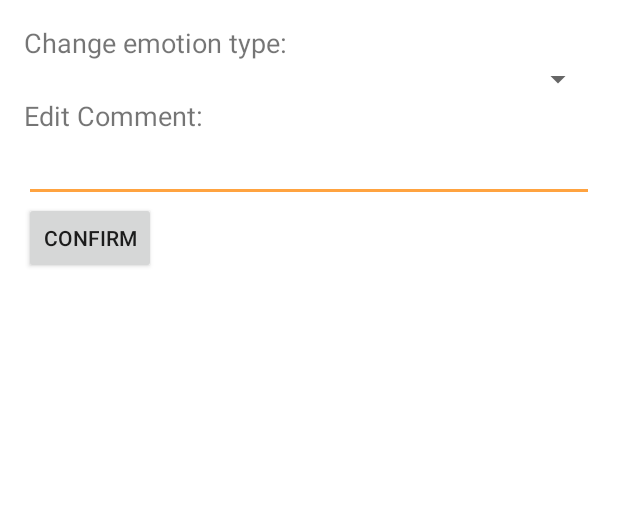
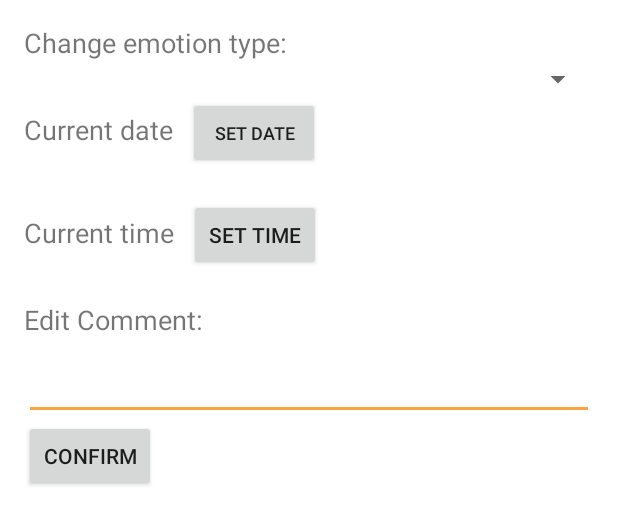
Before and after one commit to VeronicaSalm/vsalm-FeelsBook, an Android app: the layout edit_comment.xml on its own in the app's theme, with its tools: preview values and no code run, on a phone screen of 412 x 824 dp. Shown: the top 525 px of the screen. Run offline under Robolectric (Android 15) with nearby library versions, the phone set to English and light mode, and no system bars.

Commit message:
Set up UI for editing date and time

```diff
--- a/app/src/main/res/layout/edit_comment.xml
+++ b/app/src/main/res/layout/edit_comment.xml
@@ -10,14 +10,69 @@
     <TextView
         android:layout_width="wrap_content"
         android:layout_height="wrap_content"
-        android:text="Change emotion type:        "
+        android:text="Change emotion type:          "
         android:textSize="18sp" />
 
     <Spinner
         android:id="@+id/emotions_spinner"
         android:spinnerMode="dialog"
         android:layout_width="fill_parent"
-        android:layout_height="wrap_content" />
+        android:layout_height="wrap_content"/>
+
+    <!--<RelativeLayout xmlns:android="http://schemas.android.com/apk/res/android"-->
+        <!--xmlns:app="http://schemas.android.com/apk/res-auto"-->
+        <!--android:layout_width="match_parent"-->
+        <!--android:layout_height="match_parent"-->
+        <!--android:orientation="vertical">-->
+
+    <LinearLayout
+        android:layout_width="match_parent"
+        android:paddingBottom="20dp"
+        android:layout_height="wrap_content"
+        android:background="@android:color/white"
+        android:orientation="horizontal">
+
+        <TextView
+            android:id="@+id/date_text"
+            android:paddingRight="10dp"
+            android:layout_width="wrap_content"
+            android:layout_height="wrap_content"
+            android:text="Current date"
+            android:textSize="18sp" />
+
+        <Button
+            android:id="@+id/date_button"
+            android:layout_width="wrap_content"
+            android:layout_height="wrap_content"
+            android:text="Set Date"
+            android:textSize="12sp" />
+
+    </LinearLayout>
+
+    <LinearLayout
+        android:layout_width="match_parent"
+        android:layout_height="wrap_content"
+        android:background="@android:color/white"
+        android:paddingBottom="20dp"
+        android:orientation="horizontal">
+
+    <TextView
+        android:id="@+id/time_text"
+        android:paddingRight="10dp"
+        android:layout_width="wrap_content"
+        android:layout_height="wrap_content"
+        android:text="Current time"
+        android:textSize="18sp" />
+
+        <Button
+            android:id="@+id/time_button"
+            android:layout_width="wrap_content"
+            android:layout_height="wrap_content"
+            android:text="Set Time"
+            android:textSize="14sp" />
+
+    </LinearLayout>
+    <!--</RelativeLayout>-->
 
 
     <TextView
@@ -26,18 +81,22 @@
         android:text="Edit Comment:"
         android:textSize="18sp" />
 
+
+
     <EditText
         android:id="@+id/edit_comment_box"
         android:layout_width="fill_parent"
         android:layout_height="wrap_content"
+        android:paddingBottom="20dp"
         android:text="" />
-
 
 
     <Button
         android:id="@+id/confirm"
         android:layout_width="wrap_content"
         android:layout_height="wrap_content"
-        android:text="Confirm" />
+        android:paddingTop="10dp"
+        android:text="Confirm"
+        android:textSize="14sp" />
 
 </LinearLayout>
--- a/app/src/main/res/layout/emotion_entry.xml
+++ b/app/src/main/res/layout/emotion_entry.xml
@@ -57,12 +57,12 @@
 
             <ImageButton
                 android:id="@+id/edit"
-                android:layout_marginLeft="10dp"
-                android:layout_marginTop="3dp"
                 android:layout_width="wrap_content"
                 android:layout_height="wrap_content"
+                android:layout_marginLeft="10dp"
+                android:layout_toRightOf="@id/date"
+                android:layout_marginTop="3dp"
                 android:background="#0000"
-                android:layout_toRightOf="@+id/date"
                 android:contentDescription="edit"
                 android:visibility="visible"
                 app:srcCompat="@drawable/ic_mode_edit"
@@ -73,14 +73,13 @@
                 android:layout_width="wrap_content"
                 android:layout_height="wrap_content"
                 android:layout_marginLeft="10dp"
-                android:layout_toRightOf="@+id/edit"
+                android:layout_toRightOf="@id/edit"
                 android:layout_marginTop="3dp"
                 android:background="#0000"
                 android:contentDescription="delete"
                 android:visibility="visible"
                 app:srcCompat="@drawable/ic_delete"
                 android:focusable="false" />
-
 
         </RelativeLayout>
 
```
Also changed, not shown: app/src/main/res/drawable-hdpi/ic_delete.png (deleted), app/src/main/res/drawable-hdpi/ic_mode_edit.png (deleted), app/src/main/res/drawable-mdpi/ic_delete.png (deleted), app/src/main/res/drawable-mdpi/ic_mode_edit.png (deleted), app/src/main/res/drawable-xhdpi/ic_delete.png, app/src/main/res/drawable-xhdpi/ic_mode_edit.png, app/src/main/res/drawable-xxhdpi/ic_delete.png (deleted), app/src/main/res/drawable-xxhdpi/ic_mode_edit.png (deleted), app/src/main/res/drawable-xxxhdpi/ic_delete.png (deleted), app/src/main/res/drawable-xxxhdpi/ic_mode_edit.png (deleted).
